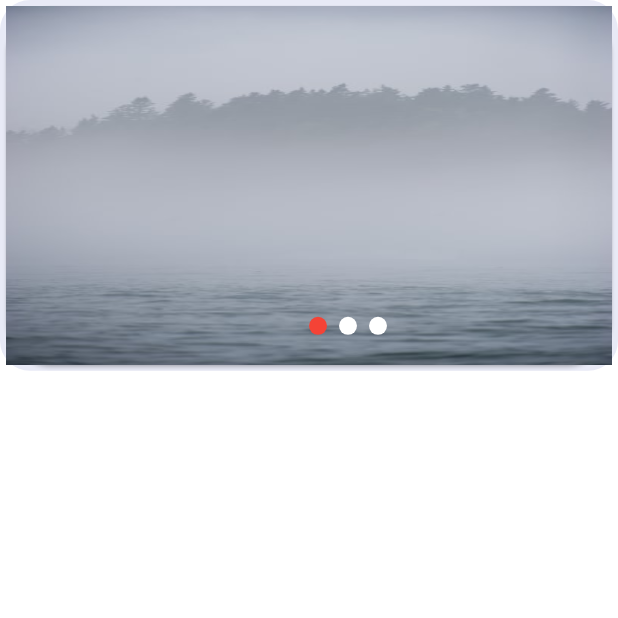
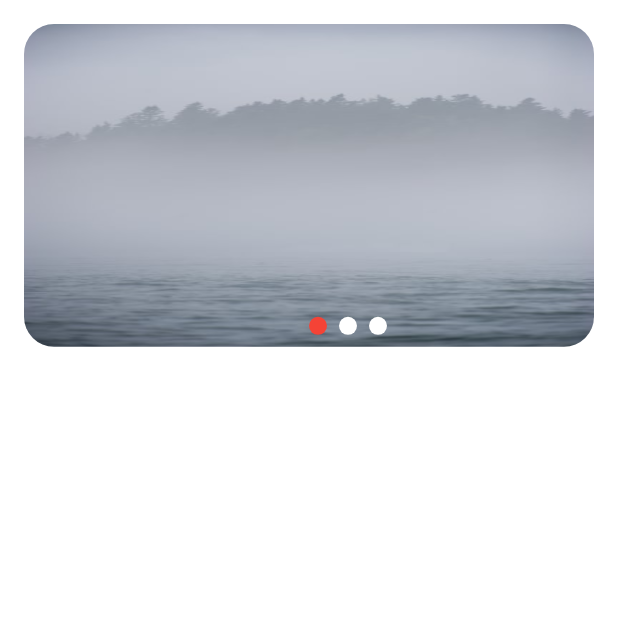
Before and after one commit to Anthony-10/Shopping, a Flutter app: the BuyView screen opened by its route, on a phone screen of 412 x 824 dp, the top half of it. Run offline on Flutter 3.47's test engine with Material 2 defaults, Android fonts, the phone set to English and light mode, and no system bars; our stand-ins replace animated_text_kit, cloud_firestore, dio, file_picker, firebase_auth, firebase_core and 6 more; missing offline and left inert: flutter_polyline_points, geocoder; accounts and stored records are empty.

Commit message:
1. Updated buy_view.dart

```diff
--- a/lib/buy/buy_page/view/buy_view.dart
+++ b/lib/buy/buy_page/view/buy_view.dart
@@ -19,9 +19,6 @@ class _BuyViewState extends State<BuyView> {
         body: Stack(
           children: [
             Container(
-              decoration: BoxDecoration(
-                  color: Colors.indigo[50],
-                  borderRadius: BorderRadius.all(Radius.circular(20.0))),
               height: Get.height * 0.3,
               width: Get.width,
               child: PageView.builder(
@@ -29,15 +26,15 @@ class _BuyViewState extends State<BuyView> {
                   onPageChanged: controller.selectedPageIndex,
                   itemCount: controller.homePageData.length,
                   itemBuilder: (context, index) {
-                    return Card(
-                      child: Image.asset(
-                        controller.homePageData[index].imageAsset,
-                        fit: BoxFit.fill,
-                        height: Get.height,
-                        width: Get.width,
-                      ),
-                      shape: RoundedRectangleBorder(
-                          borderRadius: BorderRadius.circular(30.0)),
+                    return Container(
+                      margin: const EdgeInsets.all(16),
+                      decoration: BoxDecoration(
+                          image: DecorationImage(
+                            image: AssetImage(
+                                controller.homePageData[index].imageAsset),
+                            fit: BoxFit.fill,
+                          ),
+                          borderRadius: BorderRadius.circular(20)),
                     );
                   }),
             ),
```
